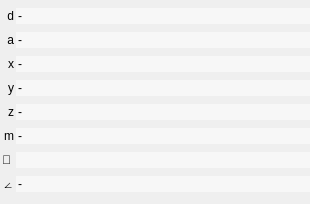
Qt form src/ui/qgsadvanceddigitizingfloaterbase.ui (carsmie/QGIS) before a commit.
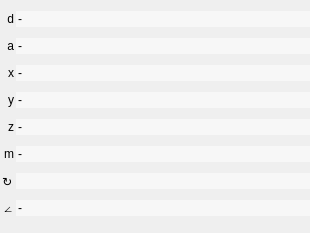
The same form after that commit.

Commit message:
Followup CAD floater bearing
Small UX changes:

- new b/w icon for the bearing (hte colored one was odd in that context)
- reorder last options to match the visualization order in the floater

The edit to the form file:
```diff
--- a/src/ui/qgsadvanceddigitizingfloaterbase.ui
+++ b/src/ui/qgsadvanceddigitizingfloaterbase.ui
@@ -7,7 +7,7 @@
     <x>0</x>
     <y>0</y>
     <width>310</width>
-    <height>204</height>
+    <height>233</height>
    </rect>
   </property>
   <property name="palette">
@@ -257,7 +257,7 @@
    <item row="8" column="1">
     <widget class="QLabel" name="mBearingLabel">
      <property name="text">
-      <string>🧭</string>
+      <string>↻</string>
      </property>
     </widget>
    </item>
```
The commit also changes 1 other file.
